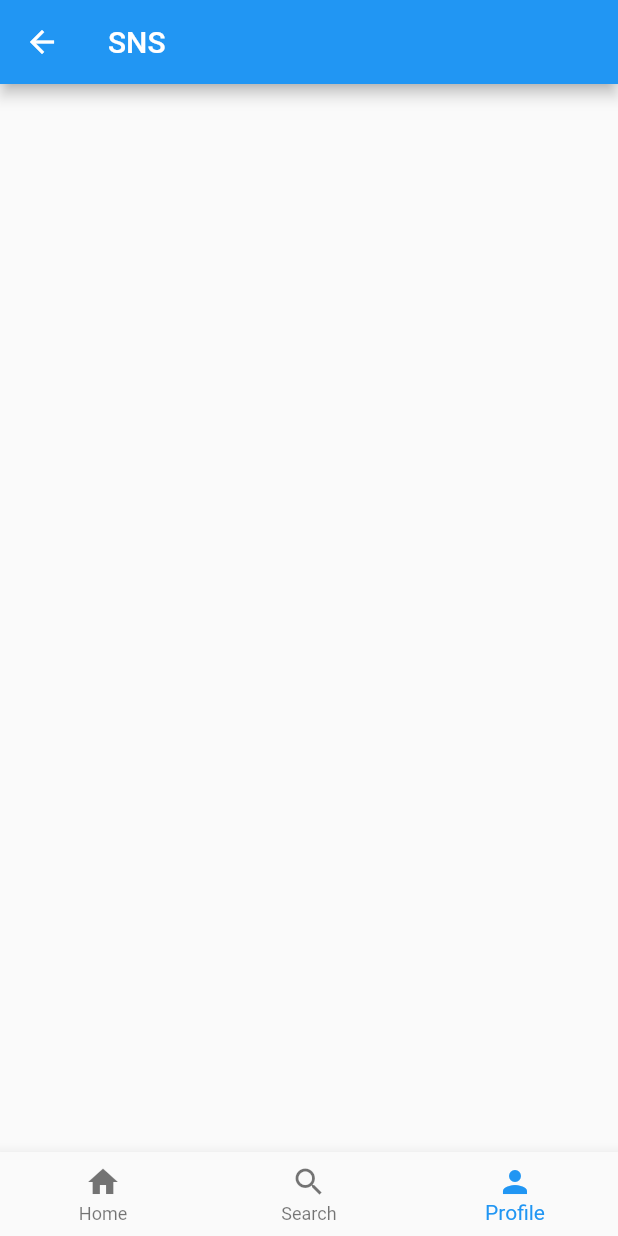
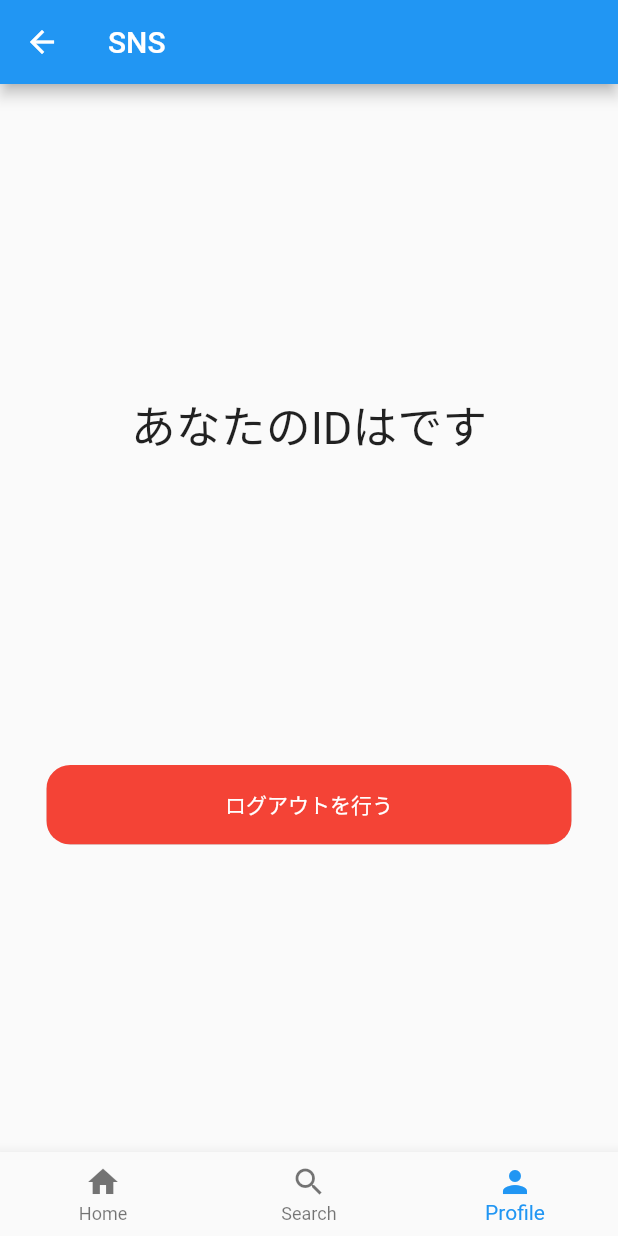
Before and after one commit to KEN-4/english_app, a Flutter app: the MyHomePage screen opened directly, swiped to page 3, on a phone screen of 412 x 824 dp. Run offline on Flutter 3.47's test engine with Material 2 defaults, Android fonts, the phone set to English and light mode, and no system bars; our stand-ins replace cloud_firestore, firebase_auth, firebase_core, flutter_riverpod, freezed_annotation; accounts and stored records are empty.

Commit message:
add logout button

```diff
--- a/lib/views/main/profile_screen.dart
+++ b/lib/views/main/profile_screen.dart
@@ -4,25 +4,32 @@ import 'package:flutter/material.dart';
 import 'package:flutter_riverpod/flutter_riverpod.dart';
 // models
 import 'package:english_app/models/main_model.dart';
+// details
+import 'package:english_app/details/rounded_button.dart';
+import 'package:english_app/details/rounded_text_field.dart';
+// constants
+import 'package:english_app/constants/strings.dart';
 
 class ProfileScreen extends ConsumerWidget {
-  const ProfileScreen({
-    Key? key,
-    required this.mainModel
-  }) : super(key: key);
+  const ProfileScreen({Key? key, required this.mainModel}) : super(key: key);
   final MainModel mainModel;
   @override
-  Widget build(BuildContext context,WidgetRef ref) {
+  Widget build(BuildContext context, WidgetRef ref) {
     return Column(
-      mainAxisAlignment: MainAxisAlignment.center,
+      mainAxisAlignment: MainAxisAlignment.spaceEvenly,
       crossAxisAlignment: CrossAxisAlignment.center,
       children: [
-        Container(
-          child: Text(
-            mainModel.firestoreUser.email,
-            style: const TextStyle(fontSize: 40),
+          Text(
+            ("あなたのIDは${mainModel.firestoreUser.uid}です"),
+            style: const TextStyle(fontSize: 30),
+            textAlign: TextAlign.center,
           ),
-        ),
+          RoundedButton(
+              onPressed: () async => await mainModel.logout(
+                  context: context, mainModel: mainModel),
+              widthRate: 0.85,
+              color: Colors.red,
+              text: logoutText),
       ],
     );
   }
```
